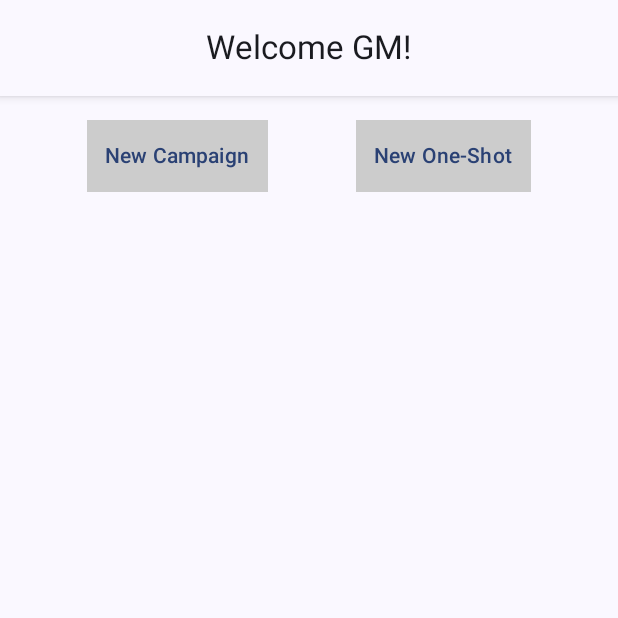
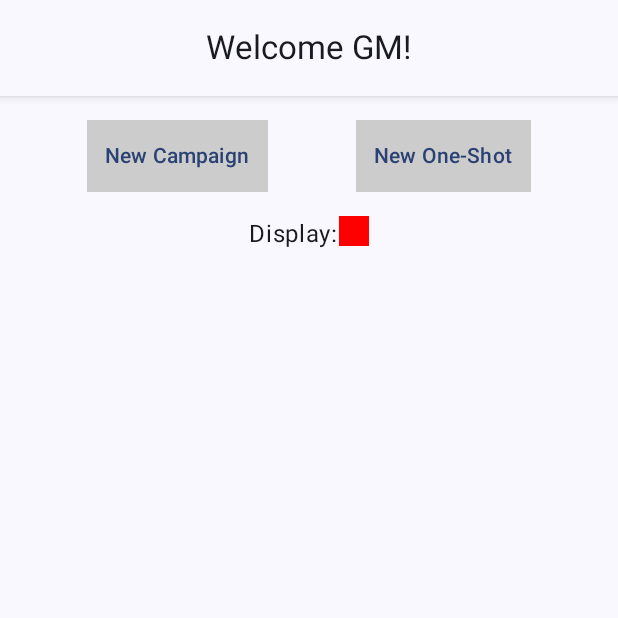
Before and after one commit to FeKent/DND-Tools, an Android app built with Jetpack Compose: the screen it shows after launch (MainActivity), on a phone screen of 412 x 824 dp, the top half of it. Run offline under Robolectric (Android 15) with nearby library versions, the phone set to English and light mode, and no system bars; our stand-ins replace Room's generated code.

Commit message:
Add basic Drop Down Menu for display options

```diff
--- a/app/src/main/java/com/example/dndtools/composables/IntroScreen.kt
+++ b/app/src/main/java/com/example/dndtools/composables/IntroScreen.kt
@@ -1,17 +1,26 @@
 package com.example.dndtools.composables
 
 import androidx.compose.foundation.background
+import androidx.compose.foundation.clickable
 import androidx.compose.foundation.layout.Arrangement
+import androidx.compose.foundation.layout.Box
 import androidx.compose.foundation.layout.Column
 import androidx.compose.foundation.layout.Row
 import androidx.compose.foundation.layout.Spacer
 import androidx.compose.foundation.layout.fillMaxWidth
+import androidx.compose.foundation.layout.padding
 import androidx.compose.foundation.layout.size
 import androidx.compose.material3.CenterAlignedTopAppBar
+import androidx.compose.material3.DropdownMenu
+import androidx.compose.material3.DropdownMenuItem
 import androidx.compose.material3.ExperimentalMaterial3Api
 import androidx.compose.material3.Text
 import androidx.compose.material3.TextButton
 import androidx.compose.runtime.Composable
+import androidx.compose.runtime.getValue
+import androidx.compose.runtime.mutableStateOf
+import androidx.compose.runtime.remember
+import androidx.compose.runtime.setValue
 import androidx.compose.ui.Modifier
 import androidx.compose.ui.draw.shadow
 import androidx.compose.ui.graphics.Color
@@ -23,6 +32,8 @@ import com.example.dndtools.viewmodels.IntroViewModel
 @OptIn(ExperimentalMaterial3Api::class)
 @Composable
 fun IntroScreen(introViewModel: IntroViewModel = viewModel(), addScreen: (Any?) -> Unit) {
+    var expanded by remember {mutableStateOf(false)}
+
     Column {
         CenterAlignedTopAppBar(title = { Text(text = "Welcome GM!")}, modifier = Modifier.shadow(4.dp))
         Spacer(modifier = Modifier.size(16.dp))
@@ -34,8 +45,18 @@ fun IntroScreen(introViewModel: IntroViewModel = viewModel(), addScreen: (Any?)
                 Text(text = "New One-Shot")
             }
         }
+        Spacer(modifier = Modifier.size(16.dp))
+        Row(modifier = Modifier.fillMaxWidth(), horizontalArrangement = Arrangement.Center) {
+            Text(text = "Display:")
+            Box(modifier = Modifier.size(20.dp).background(color = Color.Red).clickable { expanded = true }){
+                DropdownMenu(expanded = expanded, onDismissRequest = { expanded = false }) {
+                    DropdownMenuItem(text = { Text(text = "Campaign") }, onClick = { expanded = false})
+                    DropdownMenuItem(text = { Text(text = "One-Shot") }, onClick = { expanded = false})
 
+                }
+            }
 
+        }
 
     }
 }
```
